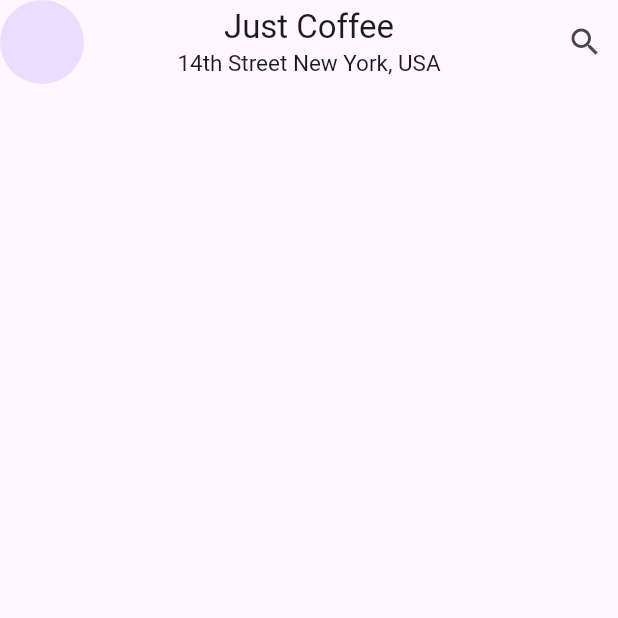
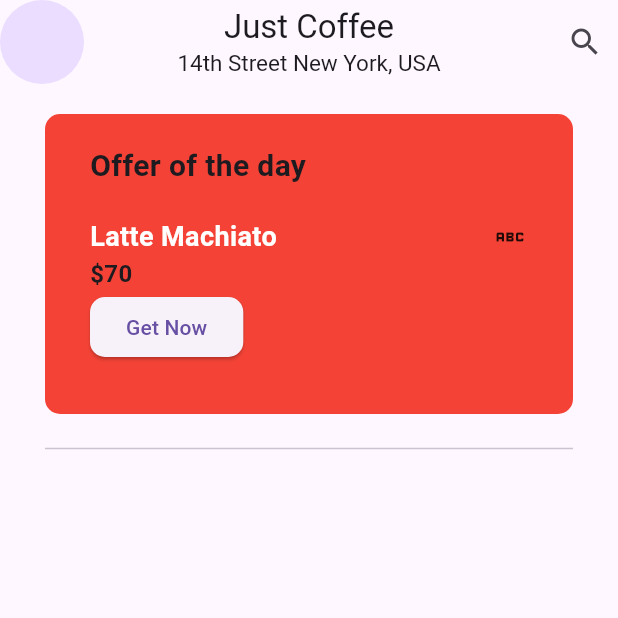
Before and after one commit to robindevelops/Just-Coffee, a Flutter app: the screen it shows after launch, on a phone screen of 412 x 824 dp, the top half of it. Run offline on Flutter 3.47's test engine with Material 3 defaults, Android fonts, the light colour scheme and no system bars.

Commit message:
HomeScreen

```diff
--- a/lib/HomeScreen.dart
+++ b/lib/HomeScreen.dart
@@ -1,3 +1,6 @@
+// ignore_for_file: prefer_const_constructors, prefer_const_literals_to_create_immutables
+
+import 'package:coffee_app/Widgets/OfferCard.dart';
 import 'package:flutter/material.dart';
 
 class HomeScreen extends StatefulWidget {
@@ -28,9 +31,14 @@ class _HomeScreenState extends State<HomeScreen> {
           SizedBox(width: 10),
         ],
       ),
-      body: const SafeArea(
+      body: Padding(
+        padding: const EdgeInsets.symmetric(horizontal: 30, vertical: 20),
         child: Column(
-          children: [],
+          children: [
+            OfferCard(),
+            SizedBox(height: 15),
+            Divider(),
+          ],
         ),
       ),
     );
--- /dev/null
+++ b/lib/Widgets/OfferCard.dart
@@ -0,0 +1,64 @@
+// ignore_for_file: prefer_const_constructors, prefer_const_literals_to_create_immutables
+
+import 'package:flutter/material.dart';
+
+class OfferCard extends StatelessWidget {
+  const OfferCard({
+    super.key,
+  });
+
+  @override
+  Widget build(BuildContext context) {
+    return Container(
+      decoration: BoxDecoration(
+        color: Colors.red,
+        borderRadius: BorderRadius.circular(10),
+      ),
+      height: 200,
+      width: double.infinity,
+      child: Padding(
+        padding: const EdgeInsets.symmetric(horizontal: 30.0, vertical: 20),
+        child: Column(
+          crossAxisAlignment: CrossAxisAlignment.start,
+          children: [
+            Text(
+              "Offer of the day",
+              style: TextStyle(fontSize: 20, fontWeight: FontWeight.bold),
+            ),
+            SizedBox(height: 20),
+            Row(
+              mainAxisAlignment: MainAxisAlignment.spaceBetween,
+              children: [
+                Text(
+                  "Latte Machiato",
+                  style: TextStyle(
+                    fontSize: 18,
+                    fontWeight: FontWeight.bold,
+                    color: Colors.white,
+                  ),
+                ),
+                Icon(Icons.abc),
+              ],
+            ),
+            Text(
+              "\$70",
+              style: TextStyle(
+                fontSize: 16,
+                fontWeight: FontWeight.bold,
+              ),
+            ),
+            ElevatedButton(
+              style: ElevatedButton.styleFrom(
+                shape: RoundedRectangleBorder(
+                  borderRadius: BorderRadius.circular(10),
+                ),
+              ),
+              onPressed: () {},
+              child: Text("Get Now"),
+            )
+          ],
+        ),
+      ),
+    );
+  }
+}
```
